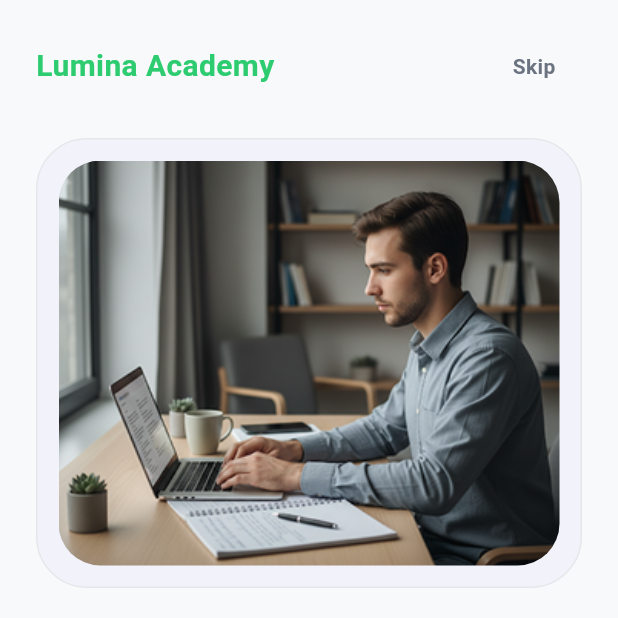
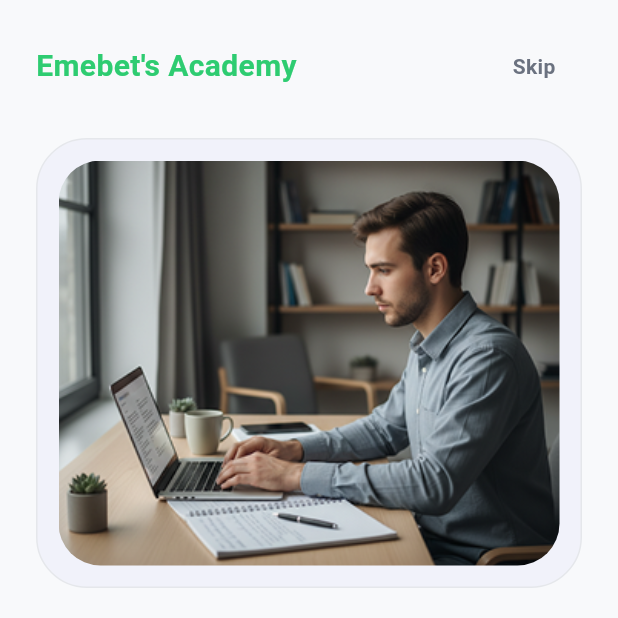
Before and after one commit to NuhaminBaye/emebet_learning_managment_system_flutter, a Flutter app: the screen it shows after launch, on a phone screen of 412 x 824 dp, the top half of it. Run offline on Flutter 3.47's test engine with Material 3 defaults, Android fonts, the phone set to English and light mode, and no system bars; our stand-ins replace cached_network_image, dartz, dio, equatable, flutter_bloc, flutter_dotenv and 4 more; accounts and stored records are empty.

Commit message:
updated headers name

```diff
--- a/lib/features/Trainee/presentation/screens/home/home_screen.dart
+++ b/lib/features/Trainee/presentation/screens/home/home_screen.dart
@@ -60,7 +60,7 @@ class HomeScreen extends StatelessWidget {
                           crossAxisAlignment: CrossAxisAlignment.start,
                           children: [
                             Text(
-                              "EduStream",
+                              "Emebet's Academy",
                               style: AppTextTheme.bodyMedium.copyWith(
                                 color: AppColors.primary,
                                 fontWeight: FontWeight.w700,
--- a/lib/features/auth/presentation/screens/login_screen.dart
+++ b/lib/features/auth/presentation/screens/login_screen.dart
@@ -62,7 +62,7 @@ class _LoginScreenContent extends StatelessWidget {
                   Align(
                     alignment: Alignment.centerLeft,
                     child: Text(
-                      'Lumina Academy',
+                      "Emebet's Academy",
                       style: AppTextTheme.headingLG.copyWith(color: AppColors.primary),
                     ),
                   ),
--- a/lib/features/init/presentation/onboarding/widgets/onboarding_header.dart
+++ b/lib/features/init/presentation/onboarding/widgets/onboarding_header.dart
@@ -13,7 +13,7 @@ class OnboardingHeader extends StatelessWidget {
       mainAxisAlignment: MainAxisAlignment.spaceBetween,
       children: [
         Text(
-          'Lumina Academy',
+          "Emebet's Academy",
           style: AppTextTheme.headingMD.copyWith(
             color: AppColors.primary,
             fontWeight: FontWeight.w700,
```
